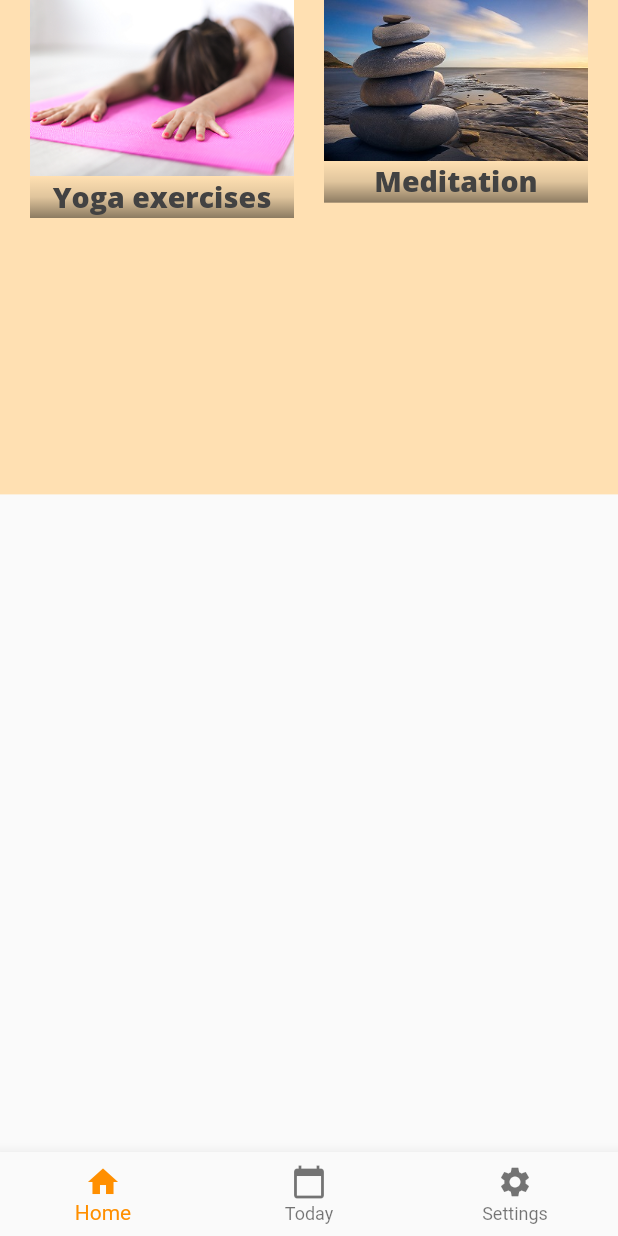
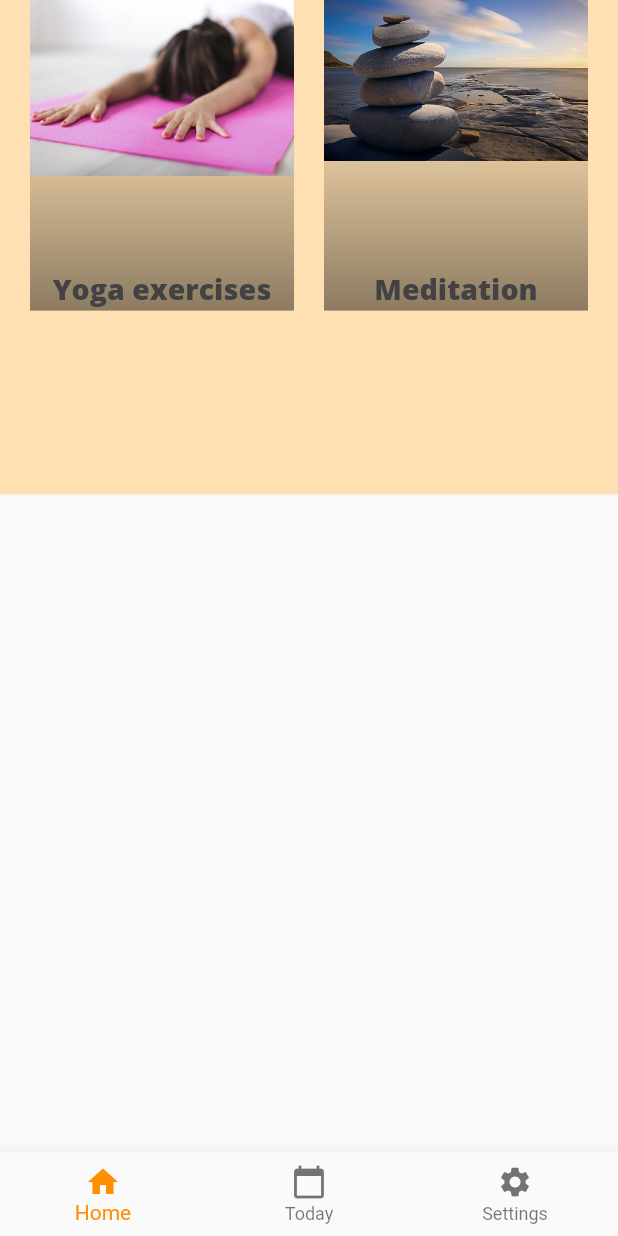
Before and after one commit to genakust/enjoy_app, a Flutter app: the screen it shows after launch, on a phone screen of 412 x 824 dp. Run offline on Flutter 3.47's test engine with Material 2 defaults, Android fonts, the phone set to English and light mode, and no system bars.

Commit message:
custom card with sizedbox

```diff
--- a/lib/widgets/custom_card.dart
+++ b/lib/widgets/custom_card.dart
@@ -10,15 +10,15 @@ class CustomCard extends StatelessWidget {
   @override
   Widget build(BuildContext context) {
     return SizedBox(
-      width: 200.0,
-      height: 250.0,
+      width: 150.0,
+      height: 200.0,
       child: InkWell(
-        child: Column(
-          mainAxisSize: MainAxisSize.max,
+        splashColor: Colors.grey,
+        child: Stack(
           children: <Widget>[
             Image.asset(
               imageSrc,
-              // fit: BoxFit.contain,
+              fit: BoxFit.fill,
             ),
             Container(
               padding: EdgeInsets.all(1.0),
```
